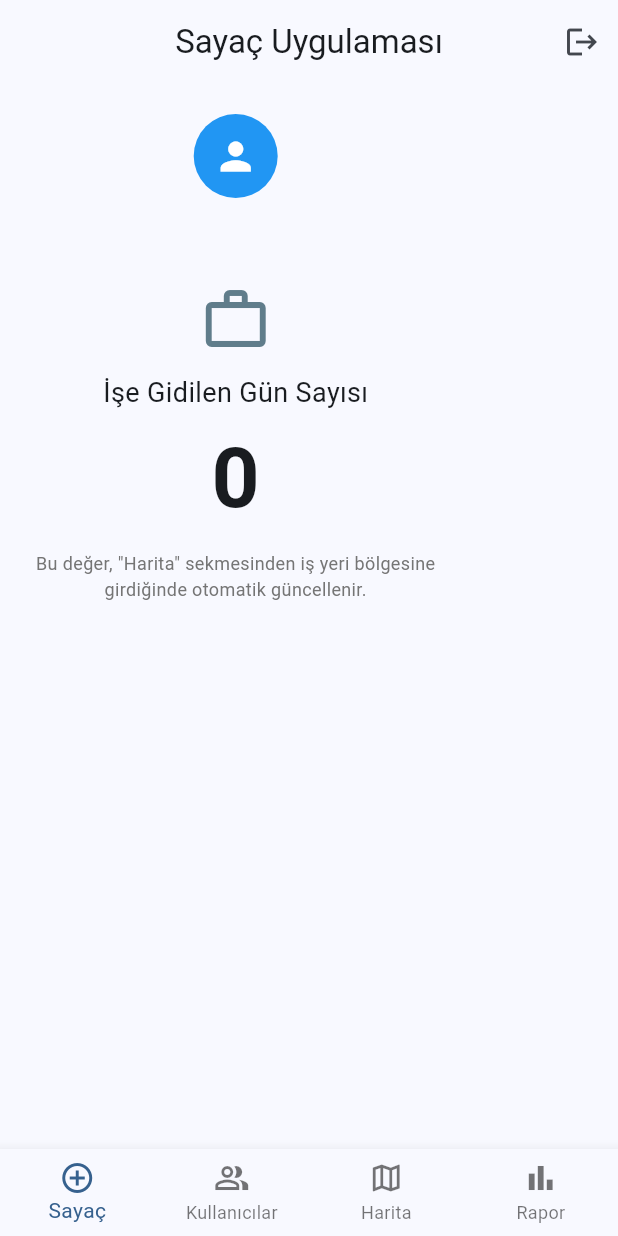
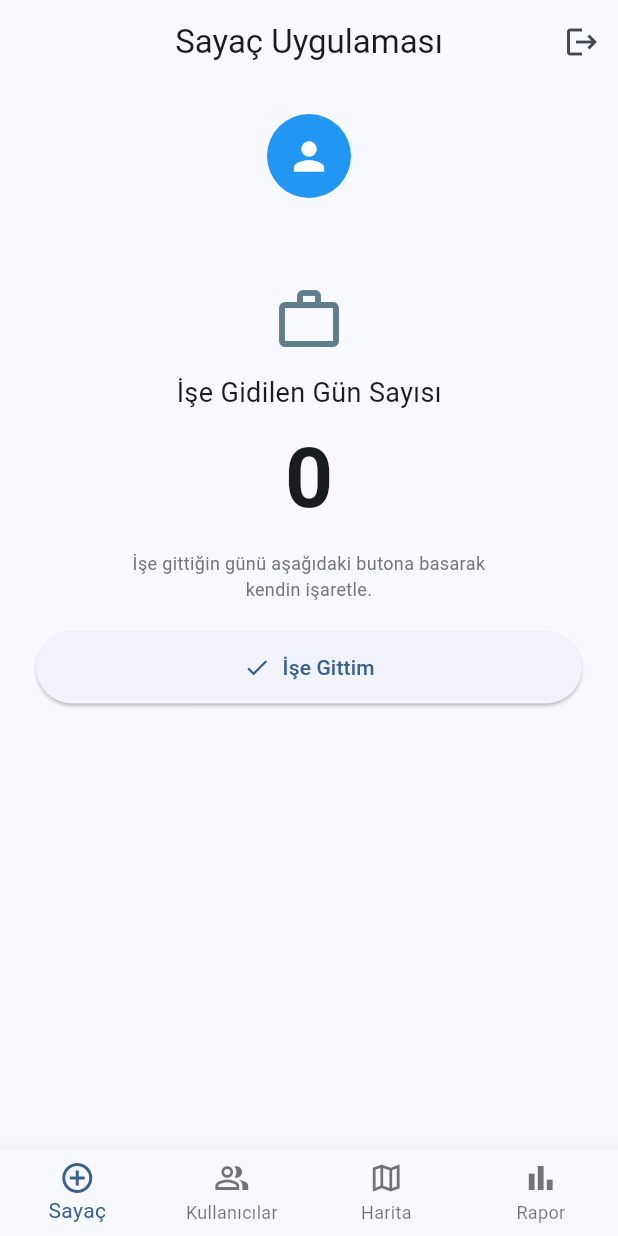
Before and after one commit to senerh6161-design/getxdeneme_temiz, a Flutter app: the screen it shows once a user with an empty profile is signed in, on a phone screen of 412 x 824 dp. Run offline on Flutter 3.47's test engine with Material 3 defaults, Android fonts, the phone set to English and light mode, and no system bars; our stand-ins replace cloud_firestore, firebase_auth, firebase_core, fl_chart, flutter_local_notifications, flutter_map and 3 more; missing offline and left inert: home_widget; accounts and stored records are empty.

Commit message:
Sayaci manuel buton yap, otomatik konum artisini kaldir

```diff
--- a/lib/app/modules/counter/views/counter_view.dart
+++ b/lib/app/modules/counter/views/counter_view.dart
@@ -116,9 +116,6 @@
               style: TextStyle(fontSize: 18),
             ),
             const SizedBox(height: 4),
-            // Artık manuel buton yok: bu sayı, GeofenceController'ın
-            // "İş Yeri" bölgesine giriş algıladığı her yeni günde
-            // otomatik olarak +1 artırdığı değer (bkz. Bölüm 1 notları).
             Obx(
               () => Text(
                 '${controller.count.value}',
@@ -127,9 +124,37 @@
             ),
             const SizedBox(height: 8),
             Text(
-              'Bu değer, "Harita" sekmesinden iş yeri bölgesine\ngirdiğinde otomatik güncellenir.',
+              'İşe gittiğin günü aşağıdaki butona basarak\nkendin işaretle.',
               textAlign: TextAlign.center,
               style: TextStyle(fontSize: 12, color: Colors.grey.shade600),
+            ),
+            const SizedBox(height: 20),
+            // Artık sayaç konuma göre değil, bu butona basınca artıyor.
+            // Konum tabanlı giriş/çıkış hâlâ "Harita" ve "Rapor"
+            // sekmelerinde ayrı ayrı takip ediliyor.
+            Obx(
+              () => SizedBox(
+                width: double.infinity,
+                child: ElevatedButton.icon(
+                  onPressed: controller.isIncrementing.value
+                      ? null
+                      : controller.increment,
+                  icon: controller.isIncrementing.value
+                      ? const SizedBox(
+                          width: 16,
+                          height: 16,
+                          child: CircularProgressIndicator(
+                            strokeWidth: 2,
+                            color: Colors.white,
+                          ),
+                        )
+                      : const Icon(Icons.check),
+                  label: const Text('İşe Gittim'),
+                  style: ElevatedButton.styleFrom(
+                    padding: const EdgeInsets.symmetric(vertical: 14),
+                  ),
+                ),
+              ),
             ),
           ],
         ),
```
Also changed, not shown: lib/app/modules/counter/controllers/counter_controller.dart (+26 -5 lines), lib/app/modules/geofence/controllers/geofence_controller.dart (+6 -31 lines).
